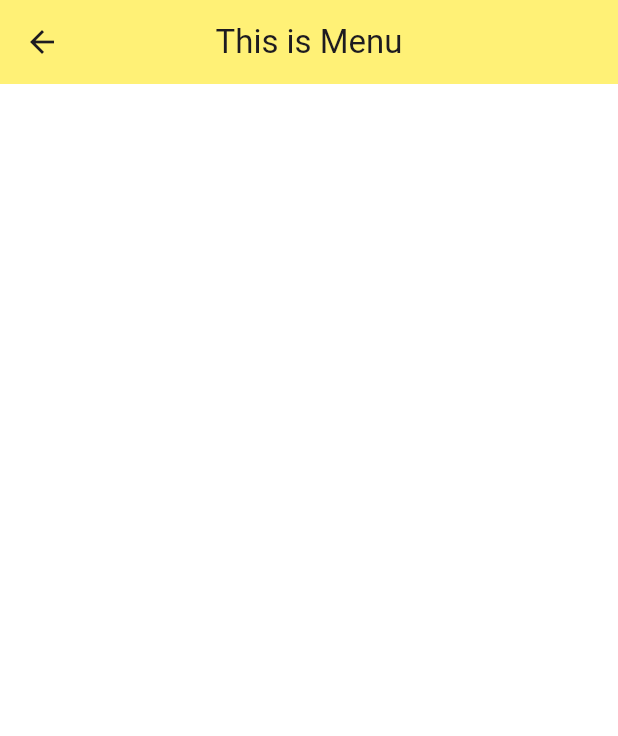
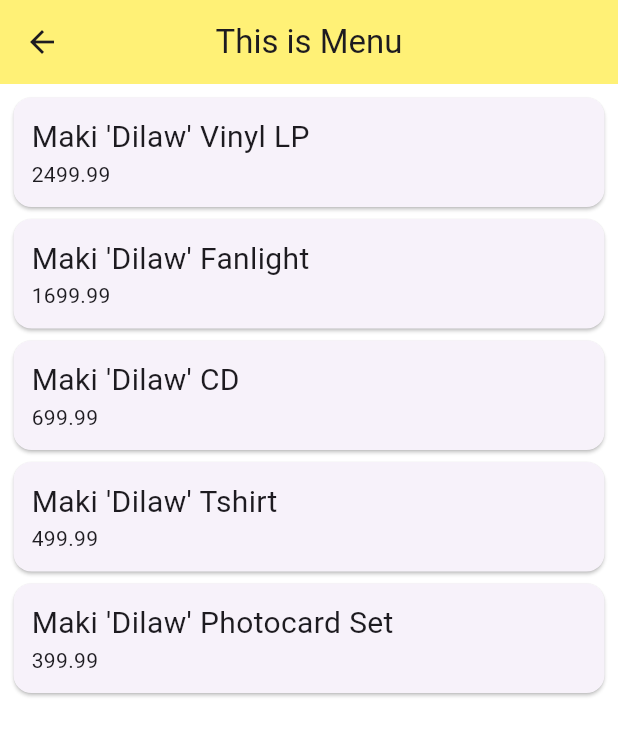
Before and after one commit to jeffreiljaustin/sample1fe, a Flutter app: the Dashboard screen opened directly, after a tap on "Go to Menu", on a phone screen of 412 x 824 dp. Shown: the top 736 px of the screen. Run offline on Flutter 3.47's test engine with Material 3 defaults, Android fonts, the phone set to English and light mode, and no system bars.

Commit message:
Final Activity 2

```diff
--- a/lib/main.dart
+++ b/lib/main.dart
@@ -4,6 +4,7 @@ import 'package:sample/pages/dashboard.dart';
 import 'package:sample/pages/menu.dart';
 
 void main() => runApp(MaterialApp(
+  initialRoute: '/menu',
   routes: {
     '/' : (context) => Dashboard(),
     '/menu' : (context) => Menu(),
--- a/lib/pages/menu.dart
+++ b/lib/pages/menu.dart
@@ -1,4 +1,6 @@
 import 'package:flutter/material.dart';
+import 'package:sample/services/product.dart';
+import 'package:sample/services/menuCard.dart';
 
 class Menu extends StatefulWidget {
   const Menu({super.key});
@@ -8,6 +10,34 @@ class Menu extends StatefulWidget {
 }
 
 class _MenuState extends State<Menu> {
+  List products = <Product>[
+    Product(productName: "Maki 'Dilaw' Vinyl LP", price: 2499.99),
+    Product(productName: "Maki 'Dilaw' Fanlight", price: 1699.99),
+    Product(productName: "Maki 'Dilaw' CD", price: 699.99),
+    Product(productName: "Maki 'Dilaw' Tshirt", price: 499.99),
+    Product(productName: "Maki 'Dilaw' Photocard Set", price: 399.99),
+  ];
+
+  Widget cardTemplate(product){
+    return Card(
+      child: Padding(
+        padding: const EdgeInsets.all(12.0),
+      child: Column(
+        crossAxisAlignment: CrossAxisAlignment.stretch,
+        children: <Widget>[
+          Text(
+            product.productName,
+            style: TextStyle(
+            fontSize:20.0,
+          ),
+          ),
+          Text('${product.price}'),
+        ],
+      )
+    ),
+    );
+  }
+
   @override
   Widget build(BuildContext context) {
     return Scaffold(
@@ -17,6 +47,13 @@ class _MenuState extends State<Menu> {
         backgroundColor: Colors.yellow[300],
         centerTitle: true,
       ),
+      body: Padding(
+        padding: EdgeInsets.all(5.0),
+        child: Column(
+          children: products.map((product) =>
+             Menucard(product: product)).toList(),
+        ),
+      )
     );
   }
 }
--- /dev/null
+++ b/lib/services/menuCard.dart
@@ -0,0 +1,29 @@
+import 'package:flutter/material.dart';
+import 'package:sample/services/product.dart';
+
+class Menucard extends StatelessWidget {
+  final Product product;
+
+  Menucard({required this.product});
+
+  @override
+  Widget build(BuildContext context) {
+    return Card(
+      child: Padding(
+          padding: const EdgeInsets.all(12.0),
+          child: Column(
+            crossAxisAlignment: CrossAxisAlignment.stretch,
+            children: <Widget>[
+              Text(
+                product.productName,
+                style: TextStyle(
+                  fontSize:20.0,
+                ),
+              ),
+              Text('${product.price}'),
+            ],
+          )
+      ),
+    );
+  }
+}
--- /dev/null
+++ b/lib/services/product.dart
@@ -0,0 +1,6 @@
+class Product{
+  String productName;
+  double price;
+
+  Product({required this.productName, required this.price});
+}
```
